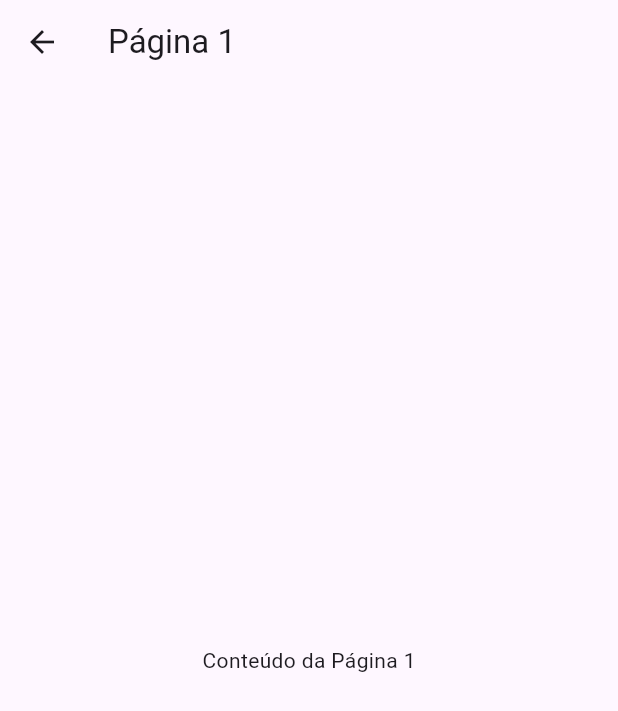
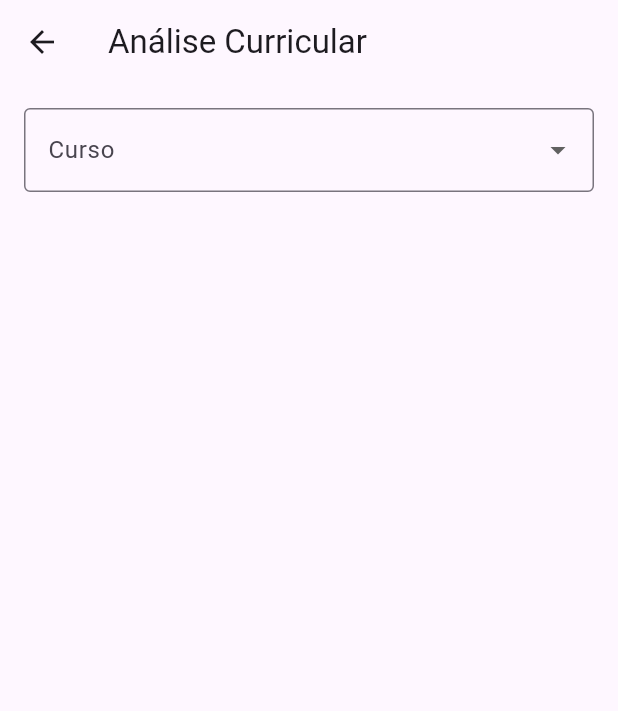
Before and after one commit to rodriguesiad/dispositivos-moveis-a2-flutter, a Flutter app: the screen it shows after launch, after a tap on "Análise Curricular", on a phone screen of 412 x 824 dp. Shown: the top 711 px of the screen. Run offline on Flutter 3.47's test engine with Material 3 defaults, Android fonts, the phone set to English and light mode, and no system bars.

Commit message:
Criação da página de análise curricular e ajustes na tela de boletim

```diff
--- /dev/null
+++ b/painel_do_aluno/lib/screens/analise_curricular_page.dart
@@ -0,0 +1,163 @@
+import 'package:flutter/material.dart';
+import 'package:painel_do_aluno/models/curso.dart';
+import 'package:painel_do_aluno/models/disciplina.dart';
+import 'package:painel_do_aluno/models/matricula_disciplina.dart';
+import 'package:painel_do_aluno/service/data_service.dart';
+
+class AnaliseCurricularPage extends StatefulWidget {
+  const AnaliseCurricularPage({super.key});
+
+  @override
+  State<AnaliseCurricularPage> createState() => _AnaliseCurricularPageState();
+}
+
+class _AnaliseCurricularPageState extends State<AnaliseCurricularPage> {
+  late List<Curso> cursos;
+  late List<Disciplina> disciplinas;
+  late List<MatriculaDisciplina> matriculas;
+  String? cursoSelecionado;
+  List<Disciplina> disciplinasConcluidas = [];
+  List<Disciplina> disciplinasPendentes = [];
+  double progressoCurso = 0.0;
+
+  final DataService dataService = DataService();
+
+  @override
+  void initState() {
+    super.initState();
+    cursos = dataService.carregarCursos();
+    disciplinas = dataService.carregarDisciplinas();
+    matriculas = dataService.carregarMatriculas(); // Carrega as matrículas
+  }
+
+  // Função para calcular progresso do curso
+  void _calcularProgresso() {
+    if (cursoSelecionado == null) return;
+
+    setState(() {
+      // Filtra disciplinas do curso selecionado
+      var disciplinasDoCurso = disciplinas.where((disciplina) {
+        return disciplina.cursoId == cursoSelecionado;
+      }).toList();
+
+      // Filtra as disciplinas concluídas e pendentes
+      disciplinasConcluidas = matriculas
+          .where((matricula) =>
+              matricula.situacao == 'APROVADO' &&
+              disciplinasDoCurso.any((disciplina) =>
+                  disciplina.id == matricula.disciplinaId))
+          .map((matricula) =>
+              disciplinas.firstWhere((disciplina) =>
+                  disciplina.id == matricula.disciplinaId))
+          .toList();
+
+      disciplinasPendentes = disciplinasDoCurso
+          .where((disciplina) =>
+              !disciplinasConcluidas.contains(disciplina))
+          .toList();
+
+      // Calcula o progresso
+      progressoCurso = (disciplinasConcluidas.length /
+              disciplinasDoCurso.length) *
+          100;
+    });
+  }
+
+  @override
+  Widget build(BuildContext context) {
+    // Atualiza o progresso do curso sempre que o curso for alterado
+    _calcularProgresso();
+
+    return Scaffold(
+      appBar: AppBar(
+        title: const Text("Análise Curricular"),
+      ),
+      body: Padding(
+        padding: const EdgeInsets.all(16),
+        child: Column(
+          crossAxisAlignment: CrossAxisAlignment.start,
+          children: [
+            // Dropdown para selecionar o curso
+            DropdownButtonFormField<String>(
+              value: cursoSelecionado,
+              items: cursos.map((curso) {
+                return DropdownMenuItem(
+                  value: curso.id,
+                  child: Text(curso.nome),
+                );
+              }).toList(),
+              onChanged: (novo) {
+                setState(() {
+                  cursoSelecionado = novo;
+                });
+              },
+              decoration: const InputDecoration(
+                labelText: "Curso",
+                border: OutlineInputBorder(),
+              ),
+            ),
+            const SizedBox(height: 20),
+
+            // Barra de progresso do curso
+            if (cursoSelecionado != null)
+              Column(
+                children: [
+                  Text(
+                    "Progresso do Curso: ${progressoCurso.toStringAsFixed(1)}%",
+                    style: const TextStyle(fontSize: 16),
+                  ),
+                  const SizedBox(height: 10),
+                  LinearProgressIndicator(
+                    value: progressoCurso / 100,
+                    minHeight: 8,
+                    backgroundColor: Colors.grey[300],
+                    color: Colors.green,
+                  ),
+                ],
+              ),
+            const SizedBox(height: 20),
+
+            // Disciplinas Concluídas
+            if (disciplinasConcluidas.isNotEmpty)
+              Column(
+                crossAxisAlignment: CrossAxisAlignment.start,
+                children: [
+                  const Text(
+                    "Disciplinas Concluídas:",
+                    style: TextStyle(fontSize: 18),
+                  ),
+                  const SizedBox(height: 8),
+                  ...disciplinasConcluidas.map((disciplina) {
+                    return ListTile(
+                      title: Text(disciplina.nome),
+                      subtitle: Text("Carga Horária: ${disciplina.cargaHoraria}h"),
+                    );
+                  }).toList(),
+                ],
+              ),
+            const SizedBox(height: 20),
+
+            // Disciplinas Pendentes
+            if (disciplinasPendentes.isNotEmpty)
+              Column(
+                crossAxisAlignment: CrossAxisAlignment.start,
+                children: [
+                  const Text(
+                    "Disciplinas Pendentes:",
+                    style: TextStyle(fontSize: 18),
+                  ),
+                  const SizedBox(height: 8),
+                  ...disciplinasPendentes.map((disciplina) {
+                    return ListTile(
+                      title: Text(disciplina.nome),
+                      subtitle: Text("Carga Horária: ${disciplina.cargaHoraria}h"),
+                    );
+                  }).toList(),
+                ],
+              ),
+          ],
+        ),
+      ),
+    );
+  }
+}
--- a/painel_do_aluno/lib/screens/pagina5.dart
+++ /dev/null
@@ -1,14 +0,0 @@
-// paginas/pagina1.dart
-import 'package:flutter/material.dart';
-
-class Pagina5 extends StatelessWidget {
-  const Pagina5({super.key});
-
-  @override
-  Widget build(BuildContext context) {
-    return Scaffold(
-      appBar: AppBar(title: const Text("Página 1")),
-      body: const Center(child: Text("Conteúdo da Página 1")),
-    );
-  }
-}
--- a/painel_do_aluno/lib/screens/portal_aluno_page.dart
+++ b/painel_do_aluno/lib/screens/portal_aluno_page.dart
@@ -3,7 +3,7 @@ import 'package:painel_do_aluno/screens/boletim_page.dart';
 import 'package:painel_do_aluno/screens/grade_curricular_page.dart';
 import 'package:painel_do_aluno/screens/rematricula_page.dart';
 import 'package:painel_do_aluno/screens/pagina4.dart';
-import 'package:painel_do_aluno/screens/pagina5.dart';
+import 'package:painel_do_aluno/screens/analise_curricular_page.dart';
 
 class PortaldoAlunoPage extends StatefulWidget {
   const PortaldoAlunoPage({super.key});
@@ -92,7 +92,7 @@ class _PortaldoAlunoPageState extends State<PortaldoAlunoPage> {
             context,
             "Análise Curricular",
             "Análise curricular completa",
-            const Pagina5(),
+            const AnaliseCurricularPage(),
           ),
         ],
       ),
--- a/painel_do_aluno/lib/service/data_service.dart
+++ b/painel_do_aluno/lib/service/data_service.dart
@@ -103,7 +103,7 @@ class DataService {
         exameFinal: 7.0,
         mediaSemestral: 4.75,
         mediaFinal: 6.0,
-        situacao: 'APROVADO',
+        situacao: 'MATRICULADO',
         semestreAtual: true,  // Indica que esta matrícula é do semestre atual
       ),
       MatriculaDisciplina(
@@ -116,7 +116,7 @@ class DataService {
         exameFinal: null,
         mediaSemestral: 7.5,
         mediaFinal: 7.5,
-        situacao: 'APROVADO',
+        situacao: 'MATRICULADO',
         semestreAtual: true,  // Indica que esta matrícula é do semestre atual
       ),
       MatriculaDisciplina(
```
Also changed, not shown: painel_do_aluno/lib/screens/boletim_page.dart (+42 -1 lines), painel_do_aluno/lib/screens/rematricula_page.dart (+20 -11 lines).
